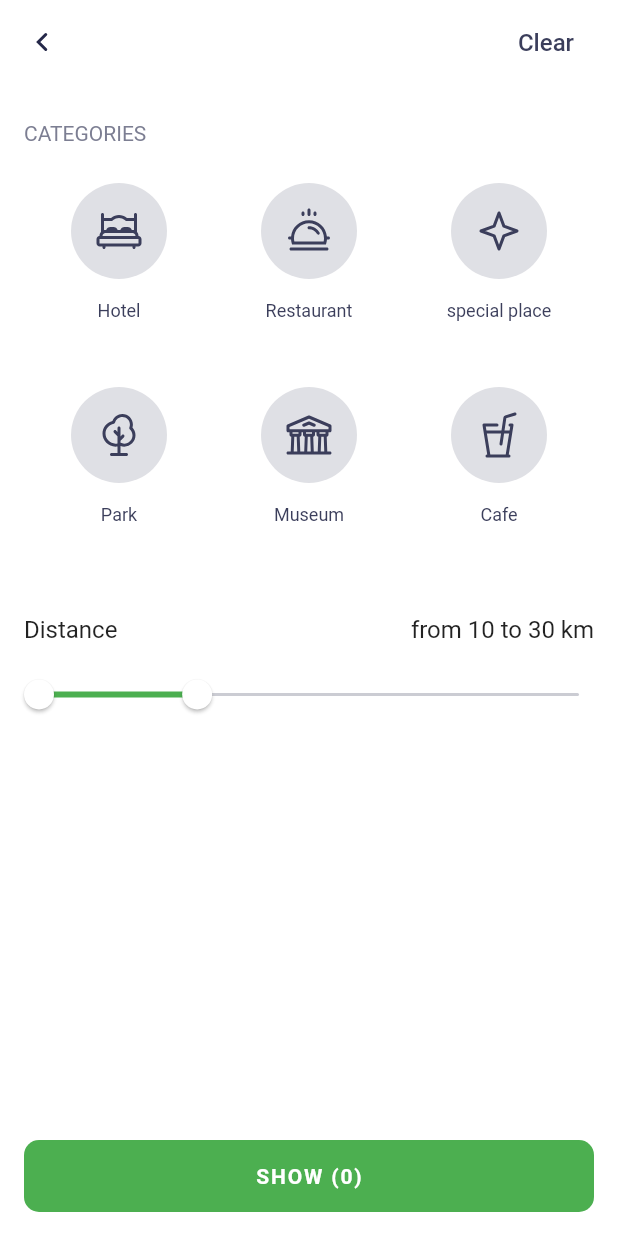
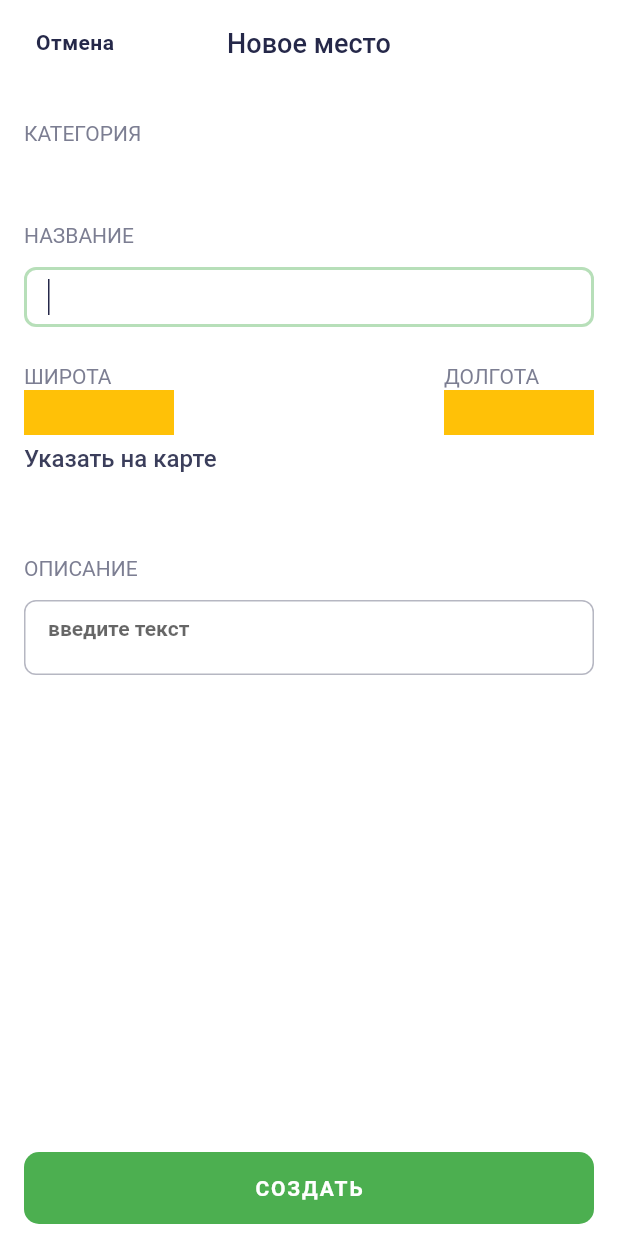
Before and after one commit to DeployChef/places, a Flutter app: the screen it shows after launch, on a phone screen of 412 x 824 dp. Run offline on Flutter 3.47's test engine with Material 2 defaults, Android fonts, the phone set to English and light mode, and no system bars; our stand-ins replace flutter_svg, shared_preferences; generated files the repository leaves out were written again.

Commit message:
add sight screen start

```diff
--- a/lib/main.dart
+++ b/lib/main.dart
@@ -2,6 +2,7 @@ import 'package:flutter/material.dart';
 import 'package:flutter_gen/gen_l10n/app_localizations.dart';
 import 'package:flutter_localizations/flutter_localizations.dart';
 import 'package:places/mocks.dart';
+import 'package:places/ui/screens/add_sight_screen.dart';
 import 'package:places/ui/screens/filters_screen.dart';
 import 'package:places/ui/screens/res/themes.dart';
 import 'package:places/ui/screens/settings_screen.dart';
@@ -39,9 +40,10 @@ class App extends StatelessWidget {
           theme: _darkTheme.value ? AppTheme.darkTheme : AppTheme.lightTheme,
           darkTheme: AppTheme.darkTheme,
           //home: SettingsScreen(),
-          home: FiltersScreen(),
+          //home: FiltersScreen(),
           //home: SightListScreen(),
-          // home: SightDetails(model: mocks[0]),
+          //home: SightDetails(model: mocks[0]),
+          home: AddSightScreen(),
         ),
       ),
     );
--- /dev/null
+++ b/lib/ui/components/button_clear.dart
@@ -0,0 +1,34 @@
+import 'package:flutter/material.dart';
+
+class ButtonClear extends StatelessWidget {
+  final TextEditingController controller;
+
+  const ButtonClear({Key? key, required this.controller}) : super(key: key);
+
+  @override
+  Widget build(BuildContext context) {
+    return Padding(
+      padding: const EdgeInsets.all(10),
+      child: SizedBox(
+        height: 20,
+        width: 20,
+        child: TextButton(
+          style: TextButton.styleFrom(
+            minimumSize: const Size(20, 20),
+            backgroundColor: Theme.of(context).colorScheme.primary,
+            padding: EdgeInsets.zero,
+            shape: const CircleBorder(),
+          ),
+          onPressed: () {
+            controller.clear();
+          },
+          child: Icon(
+            Icons.close,
+            size: 16,
+            color: Colors.white,
+          ),
+        ),
+      ),
+    );
+  }
+}
--- a/lib/ui/components/icon_colored_button.dart
+++ b/lib/ui/components/icon_colored_button.dart
@@ -19,16 +19,8 @@ class IconColoredButton extends StatelessWidget {
 
     return ClipRRect(
       borderRadius: BorderRadius.circular(10),
-      child: Stack(
-        children: [
-          Positioned.fill(
       child: Container(
-              decoration: BoxDecoration(
         color: theme.accentColor,
-              ),
-            ),
-          ),
-          SizedBox(
         height: 48,
         child: TextButton(
           child: Row(
@@ -49,8 +41,6 @@ class IconColoredButton extends StatelessWidget {
           onPressed: onPressed,
         ),
       ),
-        ],
-      ),
     );
   }
 }
--- /dev/null
+++ b/lib/ui/screens/add_sight_screen.dart
@@ -0,0 +1,262 @@
+import 'package:flutter/material.dart';
+import 'package:places/ui/components/button_clear.dart';
+
+const double heightInput = 40;
+
+class AddSightScreen extends StatefulWidget {
+  const AddSightScreen({Key? key}) : super(key: key);
+
+  @override
+  State<AddSightScreen> createState() => _AddSightScreenState();
+}
+
+class _AddSightScreenState extends State<AddSightScreen> {
+  final _formKey = GlobalKey<FormState>();
+
+  /// кнопка сохранения при старте отключена
+  bool _isButtonEnabled = false;
+
+  String? _selectedCategory;
+
+  final _categoryController = TextEditingController();
+  final _nameController = TextEditingController();
+  final _latController = TextEditingController();
+  final _lonController = TextEditingController();
+  final _detailsController = TextEditingController();
+
+  final _categoryFocus = FocusNode();
+  final _nameFocus = FocusNode();
+  final _latFocus = FocusNode();
+  final _lonFocus = FocusNode();
+  final _detailsFocus = FocusNode();
+
+  FocusNode? _currentFocus;
+
+  @override
+  void initState() {
+    super.initState();
+
+    _categoryController.addListener(() => setState(() {}));
+    _nameController.addListener(() => setState(() {}));
+    _latController.addListener(() => setState(() {}));
+    _lonController.addListener(() => setState(() {}));
+    _detailsController.addListener(() => setState(() {}));
+  }
+
+  @override
+  void dispose() {
+    _categoryController.dispose();
+    _nameController.dispose();
+    _latController.dispose();
+    _lonController.dispose();
+    _detailsController.dispose();
+
+    _categoryFocus.dispose();
+    _nameFocus.dispose();
+    _latFocus.dispose();
+    _lonFocus.dispose();
+    _detailsFocus.dispose();
+
+    super.dispose();
+  }
+
+  @override
+  Widget build(BuildContext context) {
+    if (_selectedCategory == null) {
+      _categoryController.text = "Не выбрано";
+    } else {
+      _categoryController.text = _selectedCategory!;
+
+      /// если все поля что-то содержат, то кнопка активна
+      if (_nameController.text.isNotEmpty && _latController.text.isNotEmpty && _lonController.text.isNotEmpty && _detailsController.text.isNotEmpty) {
+        _isButtonEnabled = true;
+      }
+    }
+
+    var theme = Theme.of(context);
+    return Scaffold(
+      appBar: _buildAppBar(),
+      body: CustomScrollView(
+        slivers: [
+          SliverToBoxAdapter(
+            child: Padding(
+              padding: EdgeInsets.symmetric(horizontal: 16, vertical: 24),
+              child: Form(
+                child: Column(
+                  crossAxisAlignment: CrossAxisAlignment.start,
+                  children: [
+                    Text("КАТЕГОРИЯ"),
+                    SizedBox(
+                      height: 50,
+                    ),
+                    Text("Название".toUpperCase()),
+                    SizedBox(
+                      height: 12,
+                    ),
+                    SizedBox(
+                      height: heightInput,
+                      child: TextFormField(
+                        focusNode: _nameFocus,
+                        autofocus: true,
+                        controller: _nameController,
+                        onTap: () {
+                          setState(() {
+                            _currentFocus = _nameFocus;
+                          });
+                        },
+                        cursorHeight: 24,
+                        cursorWidth: 1,
+                        maxLength: 100,
+                        maxLines: 1,
+                        textInputAction: TextInputAction.next,
+                        style: theme.primaryTextTheme.subtitle1,
+                        decoration: InputDecoration(
+                          counterText: '',
+                          suffixIcon: _clearField(context, _nameFocus, _nameController),
+                          enabledBorder: _buildBorderColor(_nameController),
+                        ),
+                      ),
+                    ),
+                    SizedBox(
+                      height: 24,
+                    ),
+                    _createCoordinatePicker(theme),
+                    SizedBox(
+                      height: 50,
+                    ),
+                    Text("Описание".toUpperCase()),
+                    SizedBox(
+                      height: 12,
+                    ),
+                    SizedBox(
+                      height: 50,
+                      child: TextFormField(
+                        controller: _detailsController,
+                        cursorHeight: 24,
+                        cursorWidth: 1,
+                        maxLength: 300,
+                        maxLines: 3,
+                        decoration: InputDecoration(
+                          counterText: '',
+                          hintText: 'введите текст',
+                        ),
+                      ),
+                    ),
+                    SizedBox(
+                      height: 50,
+                    ),
+                  ],
+                ),
+              ),
+            ),
+          ),
+          SliverFillRemaining(
+            hasScrollBody: false,
+            child: Align(
+              alignment: Alignment.bottomCenter,
+              child: Container(
+                margin: const EdgeInsets.symmetric(horizontal: 16, vertical: 8),
+                width: double.infinity,
+                child: FloatingActionButton.extended(
+                  shape: RoundedRectangleBorder(
+                    borderRadius: BorderRadius.all(
+                      Radius.circular(10),
+                    ),
+                  ),
+                  onPressed: () {},
+                  label: Text("СОЗДАТЬ"),
+                ),
+              ),
+            ),
+          ),
+        ],
+      ),
+    );
+  }
+
+  AppBar _buildAppBar() {
+    return AppBar(
+      elevation: 0,
+      leadingWidth: 100,
+      leading: TextButton(
+        child: Text(
+          "Отмена",
+        ),
+        onPressed: () {},
+      ),
+      title: Text(
+        "Новое место",
+      ),
+      centerTitle: true,
+    );
+  }
+
+  /// очистка поля по кнопке
+  Widget _clearField(BuildContext context, FocusNode currentFocus, TextEditingController controller) {
+    if (currentFocus == _currentFocus && controller.text.isNotEmpty) {
+      return ButtonClear(controller: controller);
+    }
+
+    return const SizedBox(width: 0);
+  }
+
+  InputBorder _buildBorderColor(TextEditingController controller) => Theme.of(context).inputDecorationTheme.enabledBorder!.copyWith(
+        borderSide: BorderSide(
+          color: controller.text.isNotEmpty ? Theme.of(context).accentColor.withOpacity(0.4) : Theme.of(context).accentColor.withOpacity(0.4),
+          style: BorderStyle.solid,
+          width: 1,
+        ),
+      );
+
+  Widget _createCoordinatePicker(ThemeData theme) {
+    return Container(
+      child: Column(
+        crossAxisAlignment: CrossAxisAlignment.start,
+        children: [
+          Row(
+            mainAxisAlignment: MainAxisAlignment.spaceBetween,
+            children: [
+              Column(
+                crossAxisAlignment: CrossAxisAlignment.start,
+                children: [
+                  Text("ШИРОТА"),
+                  Container(
+                    width: 100,
+                    height: 30,
+                    color: Colors.amber,
+                  )
+                ],
+              ),
+              Column(
+                crossAxisAlignment: CrossAxisAlignment.start,
+                children: [
+                  Text("ДОЛГОТА"),
+                  Container(
+                    width: 100,
+                    height: 30,
+                    color: Colors.amber,
+                  )
+                ],
+              ),
+            ],
+          ),
+          TextButton(
+            style: TextButton.styleFrom(
+              padding: EdgeInsets.zero,
+              minimumSize: Size(50, 30),
+              tapTargetSize: MaterialTapTargetSize.shrinkWrap,
+              alignment: Alignment.centerLeft,
+            ),
+            child: Text(
+              "Указать на карте",
+              style: theme.textTheme.headline5?.copyWith(
+                color: theme.accentColor,
+              ),
+            ),
+            onPressed: () {},
+          ),
+        ],
+      ),
+    );
+  }
+}
--- a/lib/ui/screens/filters_screen.dart
+++ b/lib/ui/screens/filters_screen.dart
@@ -204,17 +204,14 @@ class _FiltersScreenState extends State<FiltersScreen> {
   Widget _showSelected(ThemeData theme) {
     return Align(
       alignment: Alignment.bottomRight,
-      child: Stack(
-        children: [
-          Container(
+      child: Container(
         width: 16,
         height: 16,
         decoration: ShapeDecoration(
           shape: CircleBorder(),
           color: theme.colorScheme.primary,
         ),
-          ),
-          Positioned(
+        child: Positioned(
           top: 0,
           left: 0,
           right: 0,
@@ -224,7 +221,6 @@ class _FiltersScreenState extends State<FiltersScreen> {
             color: theme.primaryColor,
           ),
         ),
-        ],
       ),
     );
   }
--- a/lib/ui/screens/res/themes.dart
+++ b/lib/ui/screens/res/themes.dart
@@ -15,6 +15,7 @@ class AppTheme {
       primaryColorDark: AppColors.lightPrimaryColorLight,
       accentColor: AppColors.lightAccentColor,
       backgroundColor: AppColors.lightScaffoldBackgroundColor,
+      disabledColor: AppColors.lightPrimaryColorLight,
       scaffoldBackgroundColor: AppColors.lightScaffoldBackgroundColor,
       colorScheme: base.colorScheme.copyWith(
         background: AppColors.lightBackgroundColor,
@@ -81,6 +82,42 @@ class AppTheme {
         elevation: 0,
         highlightElevation: 0,
       ),
+      inputDecorationTheme: base.inputDecorationTheme.copyWith(
+        contentPadding: const EdgeInsets.symmetric(horizontal: 16, vertical: 10),
+        errorStyle: TextStyle(fontSize: 0),
+        focusedBorder: OutlineInputBorder(
+          borderRadius: BorderRadius.circular(8),
+          borderSide: BorderSide(
+            color: AppColors.lightAccentColor.withOpacity(0.4),
+            style: BorderStyle.solid,
+            width: 2,
+          ),
+        ),
+        enabledBorder: OutlineInputBorder(
+          borderRadius: BorderRadius.circular(8),
+          borderSide: BorderSide(
+            color: AppColors.colorInactiveBlack,
+            style: BorderStyle.solid,
+            width: 1,
+          ),
+        ),
+        errorBorder: OutlineInputBorder(
+          borderRadius: BorderRadius.circular(8),
+          borderSide: BorderSide(
+            color: AppColors.lightErrorColor.withOpacity(0.40),
+            style: BorderStyle.solid,
+            width: 1,
+          ),
+        ),
+        focusedErrorBorder: OutlineInputBorder(
+          borderRadius: BorderRadius.circular(8),
+          borderSide: BorderSide(
+            color: AppColors.lightErrorColor.withOpacity(0.40),
+            style: BorderStyle.solid,
+            width: 2,
+          ),
+        ),
+      ),
     );
   }
 
@@ -94,6 +131,7 @@ class AppTheme {
       scaffoldBackgroundColor: AppColors.colorBlackMain,
       primaryColorDark: AppColors.darkPrimaryColorDark,
       backgroundColor: AppColors.darkScaffoldBackgroundColor,
+      disabledColor: AppColors.darkPrimaryColorLight,
       accentColor: AppColors.darkAccentColor,
       colorScheme: base.colorScheme.copyWith(
         background: AppColors.darkBackgroundColor,
@@ -102,6 +140,7 @@ class AppTheme {
         primary: AppColors.darkButtonColorSplash,
       ),
       buttonTheme: base.buttonTheme.copyWith(
+        disabledColor: AppColors.lightPrimaryColorLight,
         buttonColor: AppColors.colorBlackGreen,
         textTheme: ButtonTextTheme.primary,
       ),
@@ -144,6 +183,52 @@ class AppTheme {
         color: AppColors.darkIconColor,
         size: 24,
       ),
+      inputDecorationTheme: base.inputDecorationTheme.copyWith(
+        contentPadding: const EdgeInsets.symmetric(horizontal: 16, vertical: 10),
+        errorStyle: TextStyle(fontSize: 0),
+        focusedBorder: OutlineInputBorder(
+          borderRadius: BorderRadius.circular(8),
+          borderSide: BorderSide(
+            color: AppColors.darkAccentColor.withOpacity(0.4),
+            style: BorderStyle.solid,
+            width: 2,
+          ),
+        ),
+        enabledBorder: OutlineInputBorder(
+          borderRadius: BorderRadius.circular(8),
+          borderSide: BorderSide(
+            color: AppColors.colorInactiveBlack,
+            style: BorderStyle.solid,
+            width: 1,
+          ),
+        ),
+        errorBorder: OutlineInputBorder(
+          borderRadius: BorderRadius.circular(8),
+          borderSide: BorderSide(
+            color: AppColors.darkErrorColor.withOpacity(0.40),
+            style: BorderStyle.solid,
+            width: 1,
+          ),
+        ),
+        focusedErrorBorder: OutlineInputBorder(
+          borderRadius: BorderRadius.circular(8),
+          borderSide: BorderSide(
+            color: AppColors.darkErrorColor.withOpacity(0.40),
+            style: BorderStyle.solid,
+            width: 2,
+          ),
+        ),
+      ),
     );
   }
 }
+
+/// постоянный цвет в обоих темах
+extension CustomColorScheme on ColorScheme {
+  Color get white => AppColors.colorWhite;
+  Color get secondary => AppColors.colorSecondary;
+  Color get secondary2 => AppColors.colorSecondary2;
+  Color get inactiveBlack => AppColors.colorInactiveBlack;
+  Color get green => brightness == Brightness.light ? AppColors.colorWhiteGreen : AppColors.colorBlackGreen;
+  Color get yellow => brightness == Brightness.light ? AppColors.colorWhiteYellow : AppColors.colorBlackYellow;
+}
--- a/lib/ui/screens/sight_details.dart
+++ b/lib/ui/screens/sight_details.dart
@@ -54,14 +54,9 @@ class BackButton extends StatelessWidget {
           ),
           child: ClipRRect(
             borderRadius: BorderRadius.circular(10),
-            child: Stack(
-              children: [
-                Positioned.fill(
-                  child: Container(
+            child: ColoredBox(
               color: Theme.of(context).scaffoldBackgroundColor,
-                  ),
-                ),
-                TextButton(
+              child: TextButton(
                 onPressed: () {
                   // ignore: avoid_print
                   print('Press back');
@@ -71,8 +66,7 @@ class BackButton extends StatelessWidget {
                   size: 15,
                   color: Theme.of(context).colorScheme.onPrimary,
                 ),
-                )
-              ],
+              ),
             ),
           ),
         ),
--- a/pubspec.yaml
+++ b/pubspec.yaml
@@ -19,7 +19,7 @@ dependencies:
   shared_preferences: ^2.0.15
 
   cupertino_icons: ^1.0.2
-  flutter_svg: ^1.1.0
+  flutter_svg: ^1.1.5
 
 dev_dependencies:
   flutter_test:
```
Lines whose indentation alone changed are shown as unchanged.
